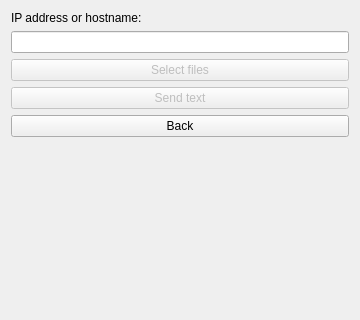
tst2005googlecode/dukto, file branches/symbian/dialogsendip.ui: the form before one commit; both pictures show x 0 to 360 and y 0 to 320 of the 360 by 640 pixel window.
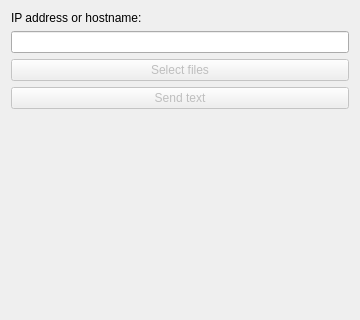
The form after the commit.

What changed in the file:
```diff
--- a/branches/symbian/dialogsendip.ui
+++ b/branches/symbian/dialogsendip.ui
@@ -44,13 +44,6 @@
      </property>
     </widget>
    </item>
-   <item>
-    <widget class="QPushButton" name="buttonBack">
-     <property name="text">
-      <string>Back</string>
-     </property>
-    </widget>
-   </item>
    <item>
     <spacer name="verticalSpacer">
      <property name="orientation">
```
